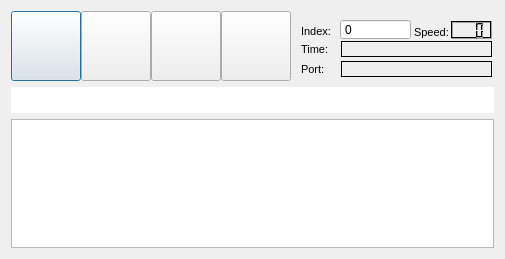
Before: the Qt Designer form ruby/lib/vizkit/widgets/log_control/LogControl.ui in rock-core/gui-vizkit, drawn with Qt 5.
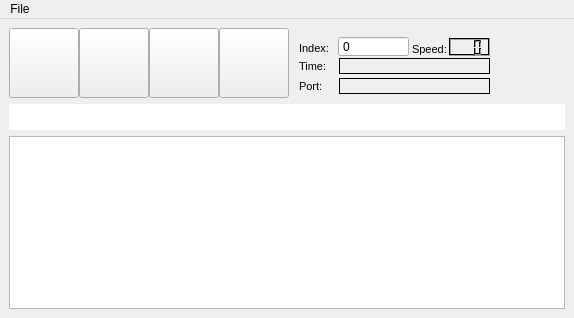
After: the same form once the commit is applied. Icons and pictures are not drawn. Custom widgets are drawn as their Qt base class.

Commit message: rock-replay: add support to export an interval of samples

```diff
--- a/ruby/lib/vizkit/widgets/log_control/LogControl.ui
+++ b/ruby/lib/vizkit/widgets/log_control/LogControl.ui
@@ -1,31 +1,22 @@
 <?xml version="1.0" encoding="UTF-8"?>
 <ui version="4.0">
- <author>Alexander Duda</author>
- <class>LogControl</class>
- <widget class="QDialog" name="LogControl">
+ <class>MainWindow</class>
+ <widget class="QMainWindow" name="MainWindow">
   <property name="geometry">
    <rect>
     <x>0</x>
     <y>0</y>
-    <width>505</width>
-    <height>259</height>
+    <width>574</width>
+    <height>318</height>
    </rect>
   </property>
-  <property name="sizePolicy">
-   <sizepolicy hsizetype="Expanding" vsizetype="Expanding">
-    <horstretch>0</horstretch>
-    <verstretch>0</verstretch>
-   </sizepolicy>
-  </property>
-  <property name="minimumSize">
-   <size>
-    <width>505</width>
-    <height>0</height>
-   </size>
-  </property>
   <property name="windowTitle">
    <string>LogControl</string>
   </property>
+  <property name="statusTip">
+   <string/>
+  </property>
+  <widget class="QWidget" name="centralwidget">
   <layout class="QVBoxLayout" name="verticalLayout">
    <item>
     <widget class="QWidget" name="widget" native="true">
@@ -510,6 +501,12 @@
        <verstretch>0</verstretch>
       </sizepolicy>
      </property>
+      <property name="minimumSize">
+       <size>
+        <width>490</width>
+        <height>0</height>
+       </size>
+      </property>
      <property name="focusPolicy">
       <enum>Qt::ClickFocus</enum>
      </property>
@@ -520,6 +517,44 @@
    </item>
   </layout>
  </widget>
+  <widget class="QMenuBar" name="menubar">
+   <property name="geometry">
+    <rect>
+     <x>0</x>
+     <y>0</y>
+     <width>574</width>
+     <height>25</height>
+    </rect>
+   </property>
+   <widget class="QMenu" name="menuExport">
+    <property name="title">
+     <string>File</string>
+    </property>
+    <addaction name="actionExport"/>
+    <addaction name="separator"/>
+    <addaction name="actionQuit"/>
+   </widget>
+   <addaction name="menuExport"/>
+  </widget>
+  <action name="actionQuit">
+   <property name="text">
+    <string>Quit</string>
+   </property>
+  </action>
+  <action name="actionExport">
+   <property name="text">
+    <string>Export Interval</string>
+   </property>
+  </action>
+  <action name="actionLoad">
+   <property name="text">
+    <string>Load</string>
+   </property>
+   <property name="iconVisibleInMenu">
+    <bool>false</bool>
+   </property>
+  </action>
+ </widget>
  <customwidgets>
   <customwidget>
    <class>Timeline</class>
```
Left out of the diff: 45 changed lines with no effect on the pictures. Lines whose indentation alone changed are shown as unchanged. The commit also changes 1 other file.
